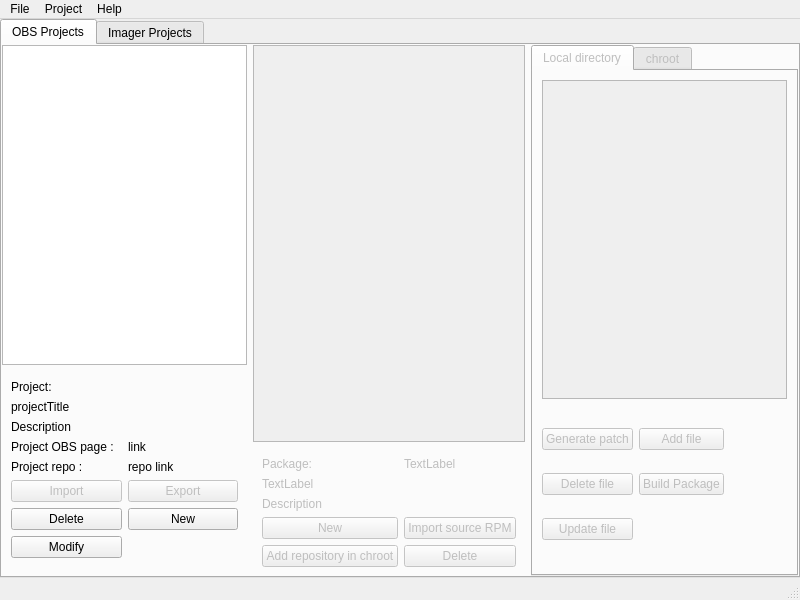
The window that src/ObsLightGui/ui/obsLightMain.ui (ronan22/obs-light) describes before a commit, drawn with Qt 5.
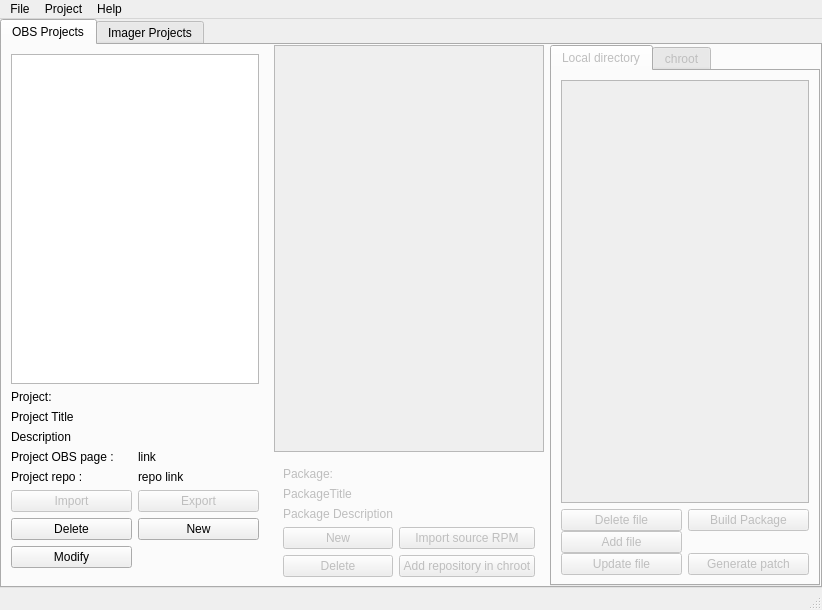
The same window after the commit.

Commit message: - correction UI name

```diff
--- a/src/ObsLightGui/ui/obsLightMain.ui
+++ b/src/ObsLightGui/ui/obsLightMain.ui
@@ -6,8 +6,8 @@
    <rect>
     <x>0</x>
     <y>0</y>
-    <width>800</width>
-    <height>600</height>
+    <width>822</width>
+    <height>610</height>
    </rect>
   </property>
   <property name="windowTitle">
@@ -60,217 +60,11 @@
         </property>
         <item>
          <widget class="QWidget" name="directoryWidget" native="true">
-          <layout class="QGridLayout" name="gridLayout_15">
+          <layout class="QHBoxLayout" name="horizontalLayout_2">
            <property name="margin">
             <number>0</number>
            </property>
-           <item row="0" column="2">
-            <widget class="QTabWidget" name="tabWidget">
-             <property name="enabled">
-              <bool>false</bool>
-             </property>
-             <property name="currentIndex">
-              <number>0</number>
-             </property>
-             <widget class="QWidget" name="tab">
-              <attribute name="title">
-               <string>Local directory</string>
-              </attribute>
-              <layout class="QGridLayout" name="gridLayout_12">
-               <item row="0" column="0" rowspan="2" colspan="2">
-                <widget class="QTreeView" name="fileTreeView"/>
-               </item>
-               <item row="2" column="0">
-                <widget class="QWidget" name="widget" native="true">
-                 <layout class="QGridLayout" name="gridLayout_11">
-                  <property name="horizontalSpacing">
-                   <number>-1</number>
-                  </property>
-                  <property name="verticalSpacing">
-                   <number>0</number>
-                  </property>
-                  <property name="margin">
-                   <number>0</number>
-                  </property>
-                  <item row="6" column="2">
-                   <widget class="QPushButton" name="buildPackageButton">
-                    <property name="enabled">
-                     <bool>false</bool>
-                    </property>
-                    <property name="text">
-                     <string>Build Package</string>
-                    </property>
-                   </widget>
-                  </item>
-                  <item row="6" column="1">
-                   <widget class="QPushButton" name="deleteFileButton">
-                    <property name="enabled">
-                     <bool>false</bool>
-                    </property>
-                    <property name="text">
-                     <string>Delete file</string>
-                    </property>
-                   </widget>
-                  </item>
-                  <item row="5" column="1">
-                   <widget class="QPushButton" name="generatePatchButton">
-                    <property name="text">
-                     <string>Generate patch</string>
-                    </property>
-                   </widget>
-                  </item>
-                  <item row="5" column="2">
-                   <widget class="QPushButton" name="addFileButton">
-                    <property name="enabled">
-                     <bool>false</bool>
-                    </property>
-                    <property name="text">
-                     <string>Add file</string>
-                    </property>
-                   </widget>
-                  </item>
-                  <item row="7" column="1">
-                   <widget class="QPushButton" name="updateFileButton">
-                    <property name="enabled">
-                     <bool>false</bool>
-                    </property>
-                    <property name="text">
-                     <string>Update file</string>
-                    </property>
-                   </widget>
-                  </item>
-                 </layout>
-                </widget>
-               </item>
-              </layout>
-             </widget>
-             <widget class="QWidget" name="tab_2">
-              <attribute name="title">
-               <string>chroot</string>
-              </attribute>
-              <layout class="QGridLayout" name="gridLayout_13">
-               <item row="0" column="0" rowspan="2" colspan="2">
-                <widget class="QListView" name="listView"/>
-               </item>
-               <item row="2" column="0">
-                <widget class="QWidget" name="widget_2" native="true">
-                 <layout class="QGridLayout" name="gridLayout_14">
-                  <item row="1" column="0">
-                   <widget class="QLabel" name="chrootLabel">
-                    <property name="text">
-                     <string>Chroot path:</string>
-                    </property>
-                    <property name="alignment">
-                     <set>Qt::AlignRight|Qt::AlignTrailing|Qt::AlignVCenter</set>
-                    </property>
-                   </widget>
-                  </item>
-                  <item row="0" column="1">
-                   <widget class="QPushButton" name="createChrootButton">
-                    <property name="text">
-                     <string>Create chroot</string>
-                    </property>
-                   </widget>
-                  </item>
-                  <item row="1" column="1">
-                   <widget class="QLineEdit" name="chrootPathLineEdit">
-                    <property name="readOnly">
-                     <bool>true</bool>
-                    </property>
-                   </widget>
-                  </item>
-                 </layout>
-                </widget>
-               </item>
-              </layout>
-             </widget>
-            </widget>
-           </item>
-           <item row="0" column="1">
-            <widget class="QWidget" name="packageWidget" native="true">
-             <property name="enabled">
-              <bool>false</bool>
-             </property>
-             <layout class="QVBoxLayout" name="verticalLayout_2">
-              <property name="margin">
-               <number>0</number>
-              </property>
-              <item>
-               <widget class="QTableView" name="packageTableView">
-                <attribute name="verticalHeaderVisible">
-                 <bool>false</bool>
-                </attribute>
-               </widget>
-              </item>
-              <item>
-               <widget class="QWidget" name="packageWidget" native="true">
-                <layout class="QGridLayout" name="gridLayout_10">
-                 <item row="4" column="0">
-                  <widget class="QLabel" name="ProjectDescriptionlabel">
-                   <property name="text">
-                    <string>Description</string>
-                   </property>
-                  </widget>
-                 </item>
-                 <item row="5" column="0">
-                  <widget class="QPushButton" name="newPackageButton">
-                   <property name="text">
-                    <string>New</string>
-                   </property>
-                  </widget>
-                 </item>
-                 <item row="7" column="0">
-                  <widget class="QPushButton" name="addRepoInChrootButton">
-                   <property name="text">
-                    <string>Add repository in chroot</string>
-                   </property>
-                  </widget>
-                 </item>
-                 <item row="5" column="1">
-                  <widget class="QPushButton" name="importRpmButton">
-                   <property name="enabled">
-                    <bool>false</bool>
-                   </property>
-                   <property name="text">
-                    <string>Import source RPM</string>
-                   </property>
-                  </widget>
-                 </item>
-                 <item row="7" column="1">
-                  <widget class="QPushButton" name="deletePackageButton">
-                   <property name="text">
-                    <string>Delete</string>
-                   </property>
-                  </widget>
-                 </item>
-                 <item row="1" column="0">
-                  <widget class="QLabel" name="label_2">
-                   <property name="text">
-                    <string>Package:</string>
-                   </property>
-                  </widget>
-                 </item>
-                 <item row="3" column="0">
-                  <widget class="QLabel" name="label_4">
-                   <property name="text">
-                    <string>TextLabel</string>
-                   </property>
-                  </widget>
-                 </item>
-                 <item row="1" column="1">
-                  <widget class="QLabel" name="label">
-                   <property name="text">
-                    <string>TextLabel</string>
-                   </property>
-                  </widget>
-                 </item>
-                </layout>
-               </widget>
-              </item>
-             </layout>
-            </widget>
-           </item>
-           <item row="0" column="0">
+           <item>
             <widget class="QWidget" name="projectsWidget" native="true">
              <property name="enabled">
               <bool>true</bool>
@@ -285,19 +79,6 @@
               <property name="rightMargin">
                <number>0</number>
               </property>
-              <item>
-               <widget class="QListWidget" name="obsProjectsListWidget">
-                <property name="autoScrollMargin">
-                 <number>16</number>
-                </property>
-                <property name="resizeMode">
-                 <enum>QListView::Adjust</enum>
-                </property>
-                <property name="sortingEnabled">
-                 <bool>false</bool>
-                </property>
-               </widget>
-              </item>
               <item>
                <widget class="QWidget" name="projectWidget" native="true">
                 <property name="accessibleName">
@@ -394,7 +175,7 @@
                  <item row="3" column="0">
                   <widget class="QLabel" name="projectTitleLabel">
                    <property name="text">
-                    <string>projectTitle</string>
+                    <string>Project Title</string>
                    </property>
                   </widget>
                  </item>
@@ -416,18 +197,237 @@
                   </widget>
                  </item>
                  <item row="2" column="1">
-                  <widget class="QLabel" name="projectObsLightName">
+                  <widget class="QLabel" name="projectLabelValue">
                    <property name="text">
                     <string/>
                    </property>
                   </widget>
                  </item>
+                 <item row="0" column="0" colspan="2">
+                  <widget class="QListWidget" name="obsProjectsListWidget">
+                   <property name="autoScrollMargin">
+                    <number>16</number>
+                   </property>
+                   <property name="resizeMode">
+                    <enum>QListView::Adjust</enum>
+                   </property>
+                   <property name="sortingEnabled">
+                    <bool>false</bool>
+                   </property>
+                  </widget>
+                 </item>
                 </layout>
                </widget>
               </item>
              </layout>
             </widget>
            </item>
+           <item>
+            <widget class="QWidget" name="packageWidget" native="true">
+             <property name="enabled">
+              <bool>false</bool>
+             </property>
+             <layout class="QVBoxLayout" name="verticalLayout_2">
+              <property name="margin">
+               <number>0</number>
+              </property>
+              <item>
+               <widget class="QTableView" name="packageTableView">
+                <attribute name="verticalHeaderVisible">
+                 <bool>false</bool>
+                </attribute>
+               </widget>
+              </item>
+              <item>
+               <widget class="QWidget" name="packageWidget" native="true">
+                <layout class="QGridLayout" name="gridLayout_10">
+                 <item row="4" column="0">
+                  <widget class="QLabel" name="packageDescriptionlabel">
+                   <property name="text">
+                    <string>Package Description</string>
+                   </property>
+                  </widget>
+                 </item>
+                 <item row="5" column="0">
+                  <widget class="QPushButton" name="newPackageButton">
+                   <property name="text">
+                    <string>New</string>
+                   </property>
+                  </widget>
+                 </item>
+                 <item row="5" column="1">
+                  <widget class="QPushButton" name="importRpmButton">
+                   <property name="enabled">
+                    <bool>false</bool>
+                   </property>
+                   <property name="text">
+                    <string>Import source RPM</string>
+                   </property>
+                  </widget>
+                 </item>
+                 <item row="1" column="0">
+                  <widget class="QLabel" name="packageNameLabel">
+                   <property name="text">
+                    <string>Package:</string>
+                   </property>
+                  </widget>
+                 </item>
+                 <item row="3" column="0">
+                  <widget class="QLabel" name="ProjectDescriptionlabel">
+                   <property name="text">
+                    <string>PackageTitle</string>
+                   </property>
+                  </widget>
+                 </item>
+                 <item row="1" column="1">
+                  <widget class="QLabel" name="packageNameLabelValue">
+                   <property name="text">
+                    <string> </string>
+                   </property>
+                  </widget>
+                 </item>
+                 <item row="8" column="0">
+                  <widget class="QPushButton" name="deletePackageButton">
+                   <property name="text">
+                    <string>Delete</string>
+                   </property>
+                  </widget>
+                 </item>
+                 <item row="8" column="1">
+                  <widget class="QPushButton" name="addRepoInChrootButton">
+                   <property name="text">
+                    <string>Add repository in chroot</string>
+                   </property>
+                  </widget>
+                 </item>
+                </layout>
+               </widget>
+              </item>
+             </layout>
+            </widget>
+           </item>
+           <item>
+            <widget class="QTabWidget" name="packageTabWidget">
+             <property name="enabled">
+              <bool>false</bool>
+             </property>
+             <property name="currentIndex">
+              <number>0</number>
+             </property>
+             <widget class="QWidget" name="localDirectoryTab">
+              <attribute name="title">
+               <string>Local directory</string>
+              </attribute>
+              <layout class="QGridLayout" name="gridLayout_12">
+               <item row="5" column="0">
+                <widget class="QWidget" name="widget" native="true">
+                 <layout class="QGridLayout" name="gridLayout_11">
+                  <property name="horizontalSpacing">
+                   <number>-1</number>
+                  </property>
+                  <property name="verticalSpacing">
+                   <number>0</number>
+                  </property>
+                  <property name="margin">
+                   <number>0</number>
+                  </property>
+                  <item row="6" column="2">
+                   <widget class="QPushButton" name="buildPackageButton">
+                    <property name="enabled">
+                     <bool>false</bool>
+                    </property>
+                    <property name="text">
+                     <string>Build Package</string>
+                    </property>
+                   </widget>
+                  </item>
+                  <item row="6" column="1">
+                   <widget class="QPushButton" name="deleteFileButton">
+                    <property name="enabled">
+                     <bool>false</bool>
+                    </property>
+                    <property name="text">
+                     <string>Delete file</string>
+                    </property>
+                   </widget>
+                  </item>
+                  <item row="8" column="1">
+                   <widget class="QPushButton" name="updateFileButton">
+                    <property name="enabled">
+                     <bool>false</bool>
+                    </property>
+                    <property name="text">
+                     <string>Update file</string>
+                    </property>
+                   </widget>
+                  </item>
+                  <item row="8" column="2">
+                   <widget class="QPushButton" name="generatePatchButton">
+                    <property name="text">
+                     <string>Generate patch</string>
+                    </property>
+                   </widget>
+                  </item>
+                  <item row="7" column="1">
+                   <widget class="QPushButton" name="addFileButton">
+                    <property name="enabled">
+                     <bool>false</bool>
+                    </property>
+                    <property name="text">
+                     <string>Add file</string>
+                    </property>
+                   </widget>
+                  </item>
+                 </layout>
+                </widget>
+               </item>
+               <item row="2" column="0">
+                <widget class="QTreeView" name="fileTreeView"/>
+               </item>
+              </layout>
+             </widget>
+             <widget class="QWidget" name="chrootTab">
+              <attribute name="title">
+               <string>chroot</string>
+              </attribute>
+              <layout class="QGridLayout" name="gridLayout_13">
+               <item row="3" column="0">
+                <widget class="QWidget" name="widget_2" native="true">
+                 <layout class="QGridLayout" name="gridLayout_14">
+                  <item row="1" column="0">
+                   <widget class="QLabel" name="chrootLabel">
+                    <property name="text">
+                     <string>Chroot path:</string>
+                    </property>
+                    <property name="alignment">
+                     <set>Qt::AlignRight|Qt::AlignTrailing|Qt::AlignVCenter</set>
+                    </property>
+                   </widget>
+                  </item>
+                  <item row="0" column="1">
+                   <widget class="QPushButton" name="createChrootButton">
+                    <property name="text">
+                     <string>Create chroot</string>
+                    </property>
+                   </widget>
+                  </item>
+                  <item row="1" column="1">
+                   <widget class="QLineEdit" name="chrootPathLineEdit">
+                    <property name="readOnly">
+                     <bool>true</bool>
+                    </property>
+                   </widget>
+                  </item>
+                 </layout>
+                </widget>
+               </item>
+               <item row="2" column="0">
+                <widget class="QListView" name="listView"/>
+               </item>
+              </layout>
+             </widget>
+            </widget>
+           </item>
           </layout>
          </widget>
         </item>
@@ -932,7 +932,7 @@
     <rect>
      <x>0</x>
      <y>0</y>
-     <width>800</width>
+     <width>822</width>
      <height>20</height>
     </rect>
    </property>
```
